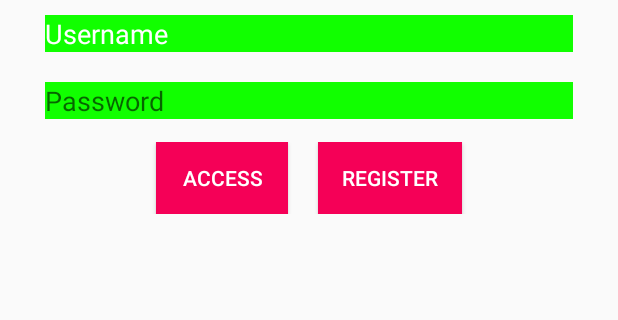
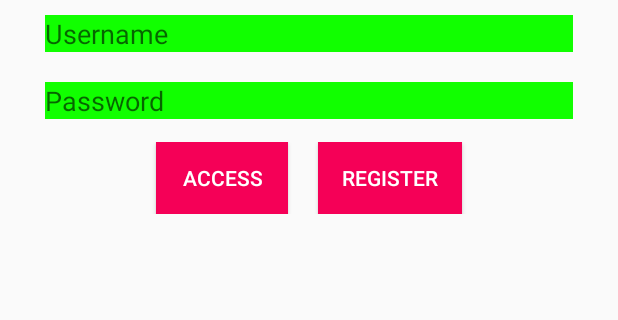
Before and after one commit to brendaliz/konClothes, an Android app: the Login screen opened directly, with no data from a screen before it, on a phone screen of 412 x 824 dp, the part 542-862 px from its top. Run offline under Robolectric (Android 15) with nearby library versions, the phone set to English and light mode, and no system bars.

Commit message:
Adding mission text to hint in login

```diff
--- a/app/src/main/res/layout/activity_login.xml
+++ b/app/src/main/res/layout/activity_login.xml
@@ -48,7 +48,6 @@
                 android:ems="10"
                 android:hint="@string/username"
                 android:inputType="textPersonName"
-                android:text="@string/username"
                 android:textColor="@android:color/white" />
 
             <EditText
```
